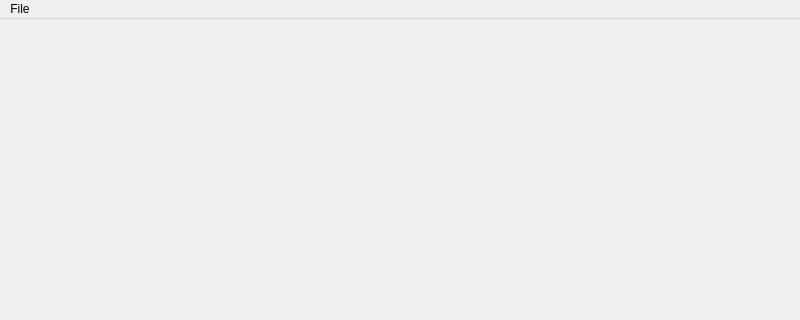
The window that src/MainWindow.ui (dschmidt/c4) describes before a commit, drawn with Qt 5; both pictures show x 0 to 800 and y 0 to 320 of the 800 by 600 pixel window.
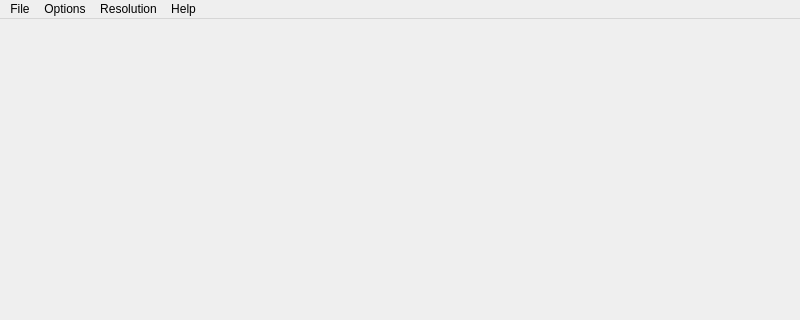
The same window after the commit.

The edit to the form file:
```diff
--- a/src/MainWindow.ui
+++ b/src/MainWindow.ui
@@ -20,7 +20,7 @@
      <x>0</x>
      <y>0</y>
      <width>800</width>
-     <height>20</height>
+     <height>21</height>
     </rect>
    </property>
    <widget class="QMenu" name="menuFile">
@@ -29,7 +29,35 @@
     </property>
     <addaction name="actionExit"/>
    </widget>
+   <widget class="QMenu" name="menuOptions">
+    <property name="title">
+     <string>Options</string>
+    </property>
+    <addaction name="separator"/>
+    <addaction name="actionPlayer"/>
+   </widget>
+   <widget class="QMenu" name="menuResolution">
+    <property name="title">
+     <string>Resolution</string>
+    </property>
+    <addaction name="action640x480"/>
+    <addaction name="action800x600"/>
+    <addaction name="action1920x1080"/>
+    <addaction name="separator"/>
+    <addaction name="actionSave"/>
+   </widget>
+   <widget class="QMenu" name="menuHelp">
+    <property name="title">
+     <string>Help</string>
+    </property>
+    <addaction name="actionHow_to_play"/>
+    <addaction name="separator"/>
+    <addaction name="actionImpressum_2"/>
+   </widget>
    <addaction name="menuFile"/>
+   <addaction name="menuOptions"/>
+   <addaction name="menuResolution"/>
+   <addaction name="menuHelp"/>
   </widget>
   <widget class="QStatusBar" name="statusbar"/>
   <action name="actionExit">
```
Left out of the diff: 62 changed lines with no effect on the pictures.
